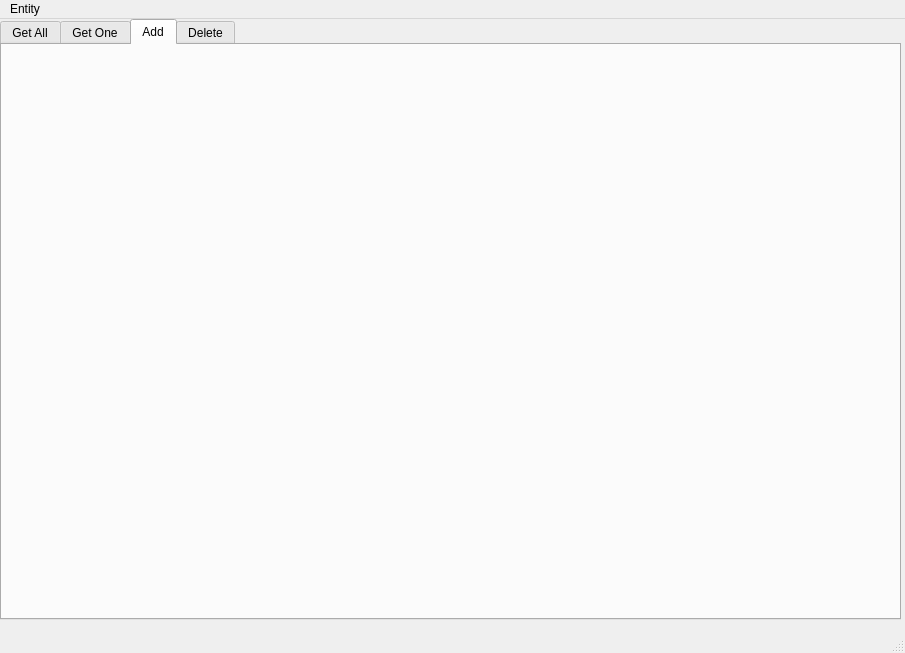
This is forms/mainWindow.ui in DNRAWW/Bank_db_management as Qt 5 draws it before an edit. The edited form follows.
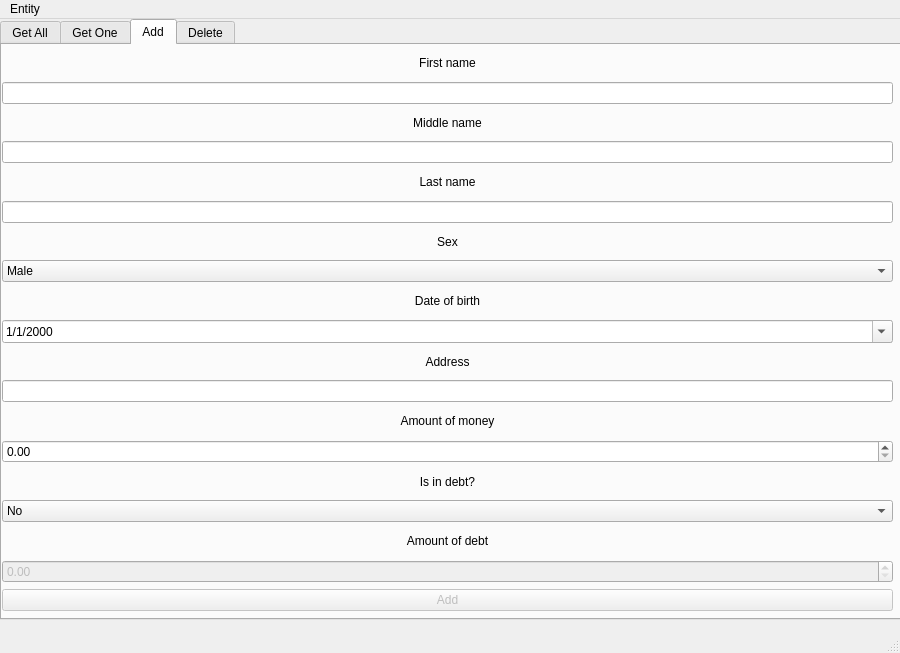
This is the edited form. The open tabs and pages were chosen to show the change.

```diff
--- a/forms/mainWindow.ui
+++ b/forms/mainWindow.ui
@@ -6,7 +6,7 @@
    <rect>
     <x>0</x>
     <y>0</y>
-    <width>905</width>
+    <width>900</width>
     <height>653</height>
    </rect>
   </property>
@@ -241,6 +241,209 @@
      <attribute name="title">
       <string>Add</string>
      </attribute>
+     <widget class="QWidget" name="layoutWidget">
+      <property name="geometry">
+       <rect>
+        <x>0</x>
+        <y>5</y>
+        <width>891</width>
+        <height>561</height>
+       </rect>
+      </property>
+      <layout class="QVBoxLayout" name="verticalLayout">
+       <item>
+        <widget class="QLabel" name="label_firstName">
+         <property name="text">
+          <string>First name</string>
+         </property>
+         <property name="alignment">
+          <set>Qt::AlignCenter</set>
+         </property>
+        </widget>
+       </item>
+       <item>
+        <widget class="QLineEdit" name="input_firstName"/>
+       </item>
+       <item>
+        <widget class="QLabel" name="label_middleName">
+         <property name="text">
+          <string>Middle name</string>
+         </property>
+         <property name="alignment">
+          <set>Qt::AlignCenter</set>
+         </property>
+        </widget>
+       </item>
+       <item>
+        <widget class="QLineEdit" name="input_middleName"/>
+       </item>
+       <item>
+        <widget class="QLabel" name="label_lastName">
+         <property name="text">
+          <string>Last name</string>
+         </property>
+         <property name="alignment">
+          <set>Qt::AlignCenter</set>
+         </property>
+        </widget>
+       </item>
+       <item>
+        <widget class="QLineEdit" name="input_lastName"/>
+       </item>
+       <item>
+        <widget class="QLabel" name="label_sex">
+         <property name="text">
+          <string>Sex</string>
+         </property>
+         <property name="alignment">
+          <set>Qt::AlignCenter</set>
+         </property>
+        </widget>
+       </item>
+       <item>
+        <widget class="QComboBox" name="input_sex">
+         <item>
+          <property name="text">
+           <string>Male</string>
+          </property>
+         </item>
+         <item>
+          <property name="text">
+           <string>Female</string>
+          </property>
+         </item>
+        </widget>
+       </item>
+       <item>
+        <widget class="QLabel" name="label_dateOfBirth">
+         <property name="text">
+          <string>Date of birth</string>
+         </property>
+         <property name="alignment">
+          <set>Qt::AlignCenter</set>
+         </property>
+        </widget>
+       </item>
+       <item>
+        <widget class="QDateEdit" name="input_dateOfBirth">
+         <property name="minimumDateTime">
+          <datetime>
+           <hour>0</hour>
+           <minute>0</minute>
+           <second>0</second>
+           <year>1900</year>
+           <month>9</month>
+           <day>14</day>
+          </datetime>
+         </property>
+         <property name="maximumDate">
+          <date>
+           <year>2024</year>
+           <month>12</month>
+           <day>31</day>
+          </date>
+         </property>
+         <property name="minimumDate">
+          <date>
+           <year>1900</year>
+           <month>9</month>
+           <day>14</day>
+          </date>
+         </property>
+         <property name="displayFormat">
+          <string>M/d/yyyy</string>
+         </property>
+         <property name="calendarPopup">
+          <bool>true</bool>
+         </property>
+        </widget>
+       </item>
+       <item>
+        <widget class="QLabel" name="label_address">
+         <property name="text">
+          <string>Address</string>
+         </property>
+         <property name="alignment">
+          <set>Qt::AlignCenter</set>
+         </property>
+        </widget>
+       </item>
+       <item>
+        <widget class="QLineEdit" name="input_address"/>
+       </item>
+       <item>
+        <widget class="QLabel" name="label_amounOfM">
+         <property name="text">
+          <string>Amount of money</string>
+         </property>
+         <property name="alignment">
+          <set>Qt::AlignCenter</set>
+         </property>
+        </widget>
+       </item>
+       <item>
+        <widget class="QDoubleSpinBox" name="input_amountOfM">
+         <property name="maximum">
+          <double>9999999999999999538762658202121142272.000000000000000</double>
+         </property>
+        </widget>
+       </item>
+       <item>
+        <widget class="QLabel" name="label_isInDebt">
+         <property name="text">
+          <string>Is in debt?</string>
+         </property>
+         <property name="alignment">
+          <set>Qt::AlignCenter</set>
+         </property>
+        </widget>
+       </item>
+       <item>
+        <widget class="QComboBox" name="input_isInDebt">
+         <item>
+          <property name="text">
+           <string>No</string>
+          </property>
+         </item>
+         <item>
+          <property name="text">
+           <string>Yes</string>
+          </property>
+         </item>
+        </widget>
+       </item>
+       <item>
+        <widget class="QLabel" name="label_amountOfD">
+         <property name="text">
+          <string>Amount of debt</string>
+         </property>
+         <property name="alignment">
+          <set>Qt::AlignCenter</set>
+         </property>
+        </widget>
+       </item>
+       <item>
+        <widget class="QDoubleSpinBox" name="input_amountOfD">
+         <property name="enabled">
+          <bool>false</bool>
+         </property>
+         <property name="maximum">
+          <double>9999999999999999538762658202121142272.000000000000000</double>
+         </property>
+        </widget>
+       </item>
+       <item>
+        <widget class="QPushButton" name="addButton">
+         <property name="enabled">
+          <bool>false</bool>
+         </property>
+         <property name="text">
+          <string>Add</string>
+         </property>
+        </widget>
+       </item>
+      </layout>
+     </widget>
     </widget>
     <widget class="QWidget" name="tab_4">
      <attribute name="title">
@@ -422,7 +625,7 @@
     <rect>
      <x>0</x>
      <y>0</y>
-     <width>905</width>
+     <width>900</width>
      <height>22</height>
     </rect>
    </property>
```
Left out of the diff: 2 changed lines with no effect on the pictures.
